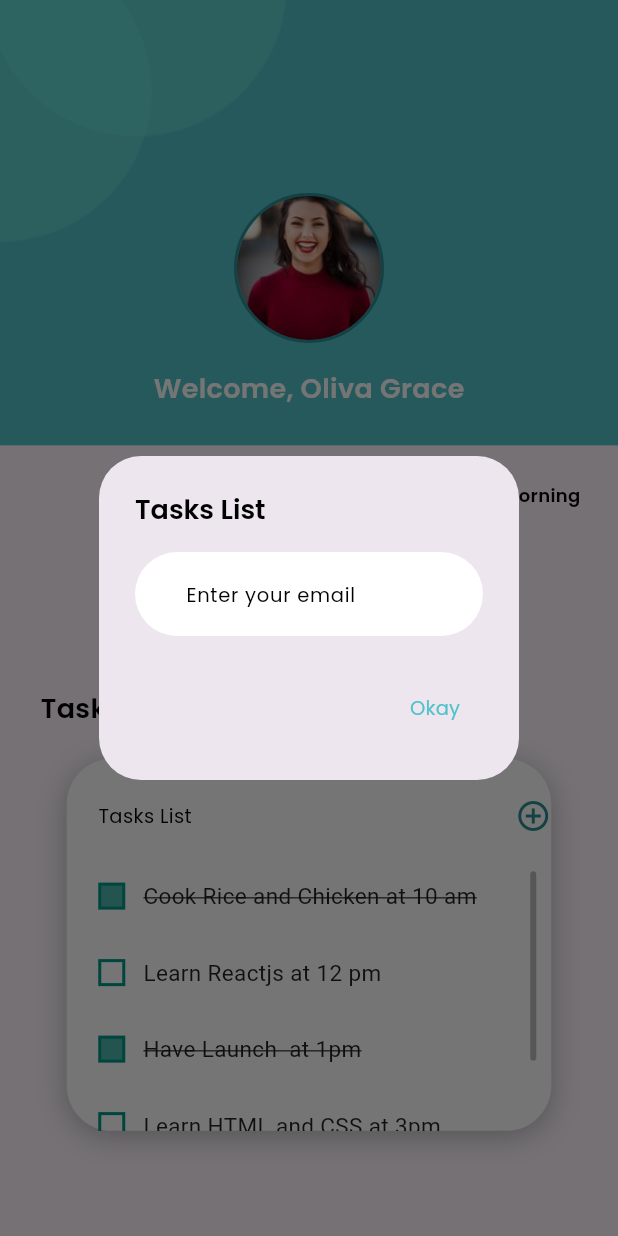
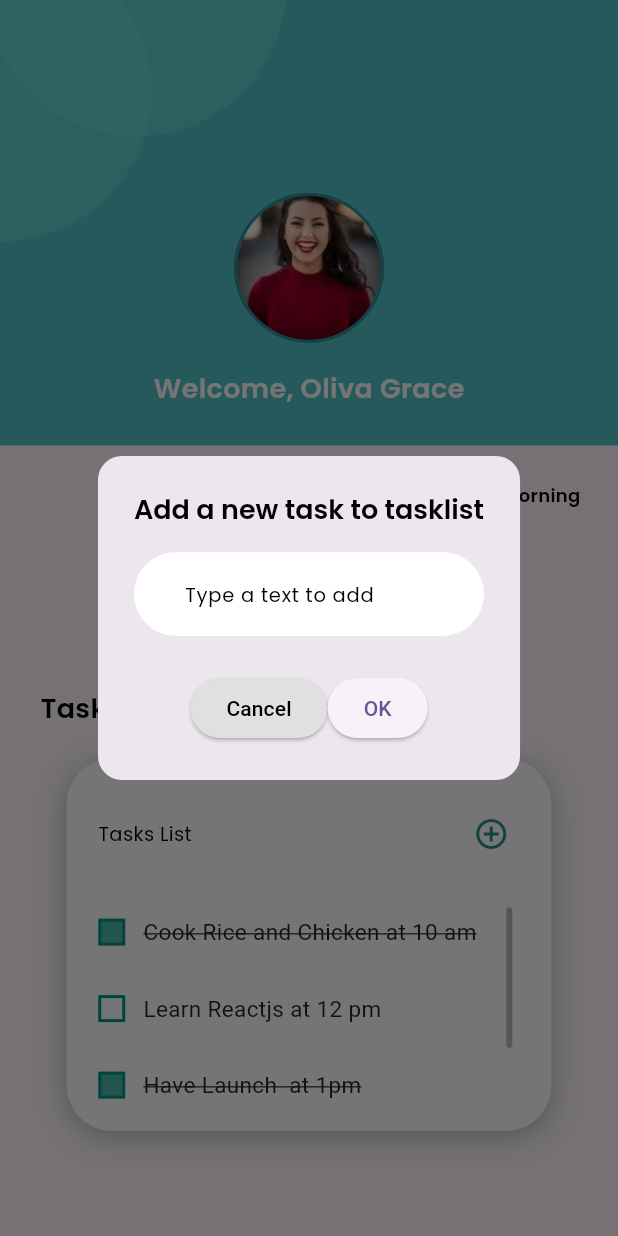
Before and after one commit to mazdon9/todo_app, a Flutter app: the DashBoardScreen screen opened directly, after a tap on the "add circle outline" icon, on a phone screen of 412 x 824 dp. Run offline on Flutter 3.47's test engine with Material 3 defaults, Android fonts, the phone set to English and light mode, and no system bars; our stand-ins replace dotted_border; missing offline and left inert: animated_analog_clock.

Commit message:
feature/dashboard_screen_update_button_dialog

```diff
--- /dev/null
+++ b/lib/components/app_dialog.dart
@@ -0,0 +1,77 @@
+import 'package:flutter/material.dart';
+import 'package:todo_app/components/app_text.dart';
+import 'package:todo_app/components/app_text_field.dart';
+import 'package:todo_app/components/app_text_style.dart';
+import 'package:todo_app/constants/app_color_path.dart';
+import 'package:todo_app/constants/app_data.dart';
+import 'package:todo_app/models/task.dart';
+
+class AddTaskButton extends StatelessWidget {
+  final VoidCallback onTaskAdded;
+
+  const AddTaskButton({super.key, required this.onTaskAdded});
+
+  @override
+  Widget build(BuildContext context) {
+    return IconButton(
+      icon: Icon(
+        Icons.add_circle_outline,
+        color: AppColorPath.darkBlue,
+        size: 24,
+      ),
+      onPressed: () {
+        final TextEditingController controller = TextEditingController();
+
+        showDialog(
+          context: context,
+          builder: (context) {
+            return AlertDialog(
+              shape: RoundedRectangleBorder(
+                borderRadius: BorderRadius.circular(16),
+              ),
+              title: AppText(
+                title: 'Add a new task to tasklist',
+                style: AppTextStyle.textFont18W600,
+              ),
+              content: AppTextField(
+                controller: controller,
+                hintText: 'Type a text to add',
+              ),
+              actions: [
+                Row(
+                  mainAxisAlignment: MainAxisAlignment.center,
+                  children: [
+                    ElevatedButton(
+                      onPressed: () {
+                        Navigator.pop(context); //
+                      },
+                      style: ElevatedButton.styleFrom(
+                        backgroundColor: Colors.grey.shade300,
+                      ),
+                      child: const Text(
+                        "Cancel",
+                        style: TextStyle(color: Colors.black),
+                      ),
+                    ),
+                    ElevatedButton(
+                      onPressed: () {
+                        final newText = controller.text.trim();
+                        if (newText.isNotEmpty) {
+                          AppData.tasksList.add(
+                            Task(title: newText, isCompleted: true),
+                          );
+                          Navigator.pop(context);
+                        }
+                      },
+                      child: const Text("OK"),
+                    ),
+                  ],
+                ),
+              ],
+            );
+          },
+        );
+      },
+    );
+  }
+}
--- a/lib/components/app_text_field.dart
+++ b/lib/components/app_text_field.dart
@@ -4,7 +4,8 @@ import 'package:todo_app/constants/app_color_path.dart';
 
 class AppTextField extends StatelessWidget {
   final String hintText;
-  const AppTextField({required this.hintText, super.key});
+  final TextEditingController? controller;
+  const AppTextField({required this.hintText, super.key, this.controller});
 
   @override
   Widget build(BuildContext context) {
--- a/lib/screens/dashboard_screen.dart
+++ b/lib/screens/dashboard_screen.dart
@@ -1,7 +1,7 @@
 import 'package:animated_analog_clock/animated_analog_clock.dart';
 import 'package:flutter/material.dart';
+import 'package:todo_app/components/app_dialog.dart';
 import 'package:todo_app/components/app_text.dart';
-import 'package:todo_app/components/app_text_field.dart';
 import 'package:todo_app/components/app_text_style.dart';
 import 'package:todo_app/constants/app_color_path.dart';
 import 'package:todo_app/constants/app_data.dart';
@@ -77,15 +77,15 @@ class _DashBoardScreenState extends State<DashBoardScreen> {
             width: 100,
             height: 100,
             child: AnimatedAnalogClock(
-              location: 'Australia/Darwin',
+              // location: 'Australia/Darwin',
               size: 100,
-              backgroundColor: Color(0xff1E1E26),
-              hourHandColor: Colors.lightBlueAccent,
-              minuteHandColor: Colors.lightBlueAccent,
-              secondHandColor: Colors.amber,
-              centerDotColor: Colors.amber,
-              hourDashColor: Colors.lightBlue,
-              minuteDashColor: Colors.blueAccent,
+              // backgroundColor: Color(0xff1E1E26),
+              // hourHandColor: Colors.lightBlueAccent,
+              // minuteHandColor: Colors.lightBlueAccent,
+              // secondHandColor: Colors.amber,
+              // centerDotColor: Colors.amber,
+              // hourDashColor: Colors.lightBlue,
+              // minuteDashColor: Colors.blueAccent,
             ),
           ),
           SizedBox(height: 21),
@@ -120,23 +120,26 @@ class _DashBoardScreenState extends State<DashBoardScreen> {
   }
 }
 
-class TaskListView extends StatelessWidget {
+class TaskListView extends StatefulWidget {
   const TaskListView({super.key});
 
   @override
+  State<TaskListView> createState() => _TaskListViewState();
+}
+
+class _TaskListViewState extends State<TaskListView> {
+  @override
   Widget build(BuildContext context) {
-    // final size = MediaQuery.of(context).size;
-
     return Container(
       width: 323,
       height: 248,
-      padding: const EdgeInsets.only(top: 26, left: 21),
+      padding: const EdgeInsets.only(top: 26, left: 21, right: 16),
       decoration: BoxDecoration(
         color: Colors.white,
         borderRadius: BorderRadius.circular(30),
         boxShadow: [
           BoxShadow(
-            color: AppColorPath.black.withValues(alpha: 0.25),
+            color: AppColorPath.black.withOpacity(0.25),
             blurRadius: 15,
             offset: Offset(0, 4),
           ),
@@ -148,45 +151,15 @@ class TaskListView extends StatelessWidget {
             mainAxisAlignment: MainAxisAlignment.spaceBetween,
             children: [
               AppText(title: 'Tasks List', style: AppTextStyle.textFont13W400),
-              GestureDetector(
-                onTap: () {
-                  /// show dialog with textfield
-                  showDialog(
-                    context: context,
-                    builder: (context) {
-                      return AlertDialog(
-                        title: AppText(
-                          title: 'Tasks List',
-                          style: AppTextStyle.textFont18W600,
-                        ),
-                        content: AppTextField(hintText: 'Enter your email'),
-                        actions: [
-                          TextButton(
-                            onPressed: () {
-                              Navigator.pop(context);
-                            },
-                            child: AppText(
-                              title: 'Okay',
-                              style: AppTextStyle.textFont13W400.copyWith(
-                                color: AppColorPath.blue,
-                              ),
-                            ),
-                          ),
-                        ],
-                      );
-                    },
-                  );
+              AddTaskButton(
+                onTaskAdded: () {
+                  setState(() {}); // cập nhật UI khi thêm task mới
                 },
-                child: Icon(
-                  Icons.add_circle_outline,
-                  color: AppColorPath.darkBlue,
-                  size: 24,
-                ),
               ),
             ],
           ),
           SizedBox(height: 25),
-          TaskListOnly(),
+          Expanded(child: TaskListOnly()),
         ],
       ),
     );
```
